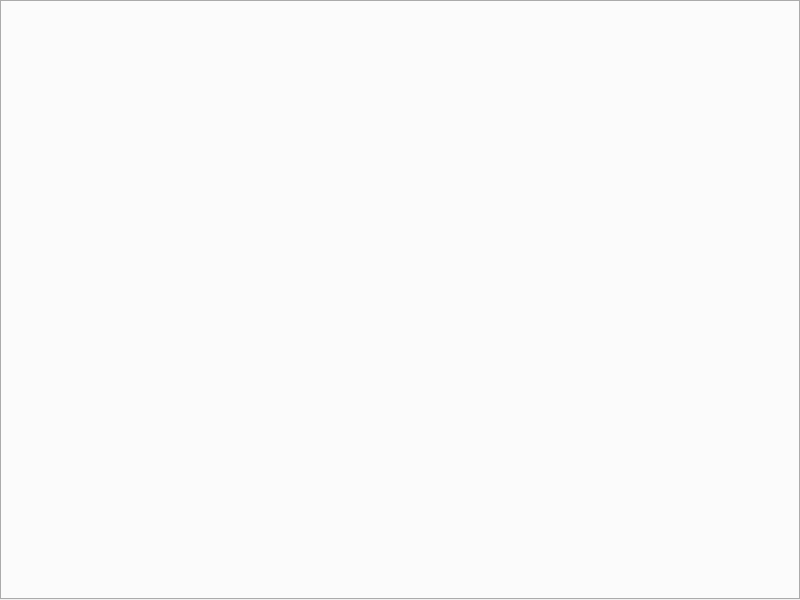
Qt form mainwindow.ui (Viorae/FinalNetTool) before a commit.
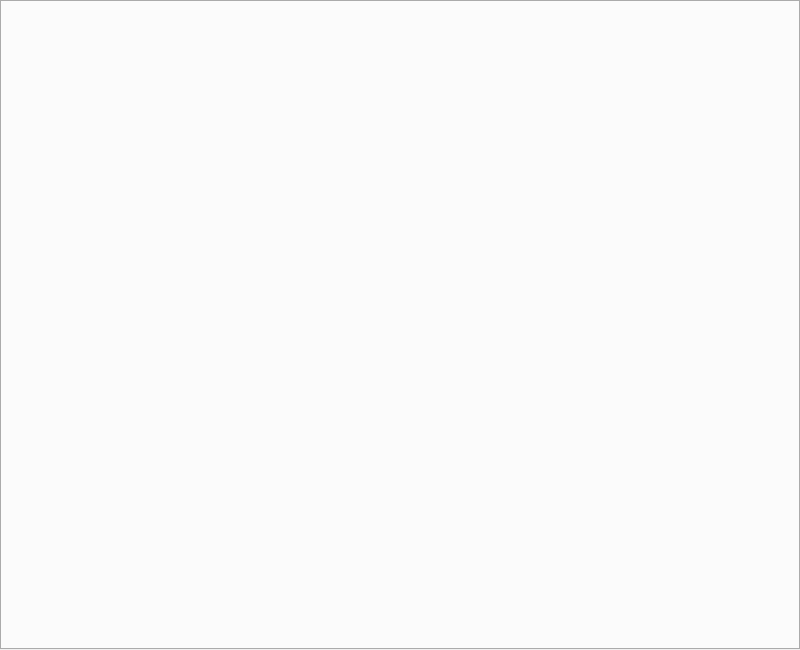
The same form after that commit.

Diff of the .ui file:
```diff
--- a/mainwindow.ui
+++ b/mainwindow.ui
@@ -7,11 +7,11 @@
     <x>0</x>
     <y>0</y>
     <width>800</width>
-    <height>600</height>
+    <height>650</height>
    </rect>
   </property>
   <property name="sizePolicy">
-   <sizepolicy hsizetype="Ignored" vsizetype="Preferred">
+   <sizepolicy hsizetype="Ignored" vsizetype="Expanding">
     <horstretch>0</horstretch>
     <verstretch>0</verstretch>
    </sizepolicy>
@@ -19,7 +19,7 @@
   <property name="minimumSize">
    <size>
     <width>0</width>
-    <height>550</height>
+    <height>650</height>
    </size>
   </property>
   <property name="windowTitle">
```
